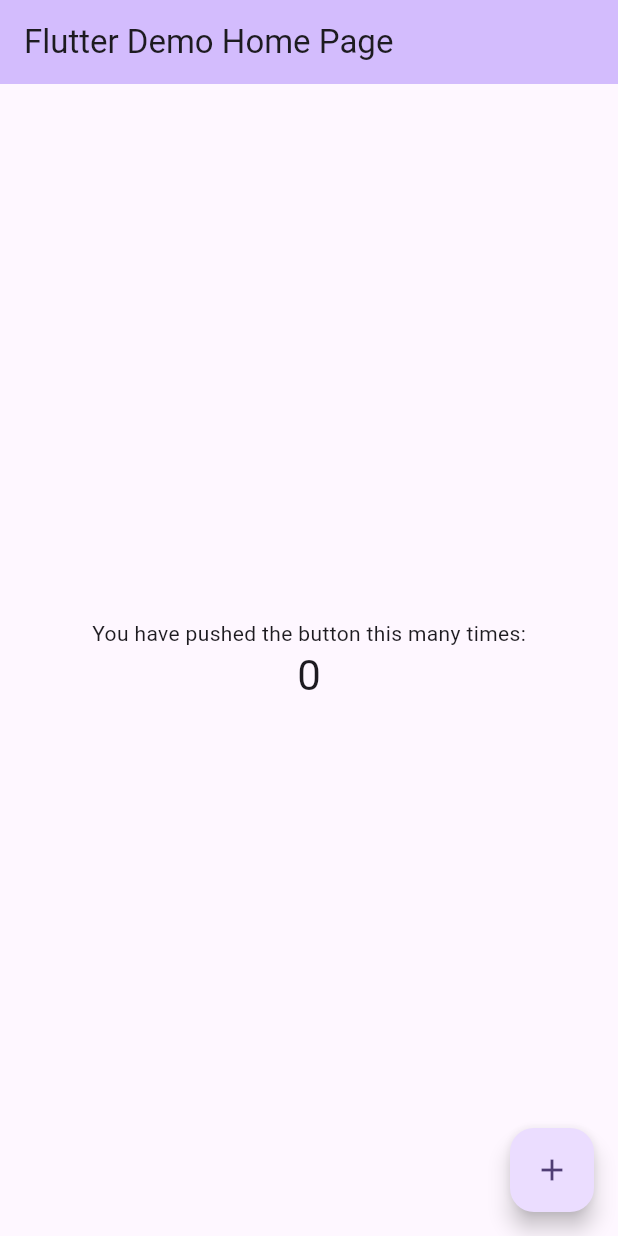
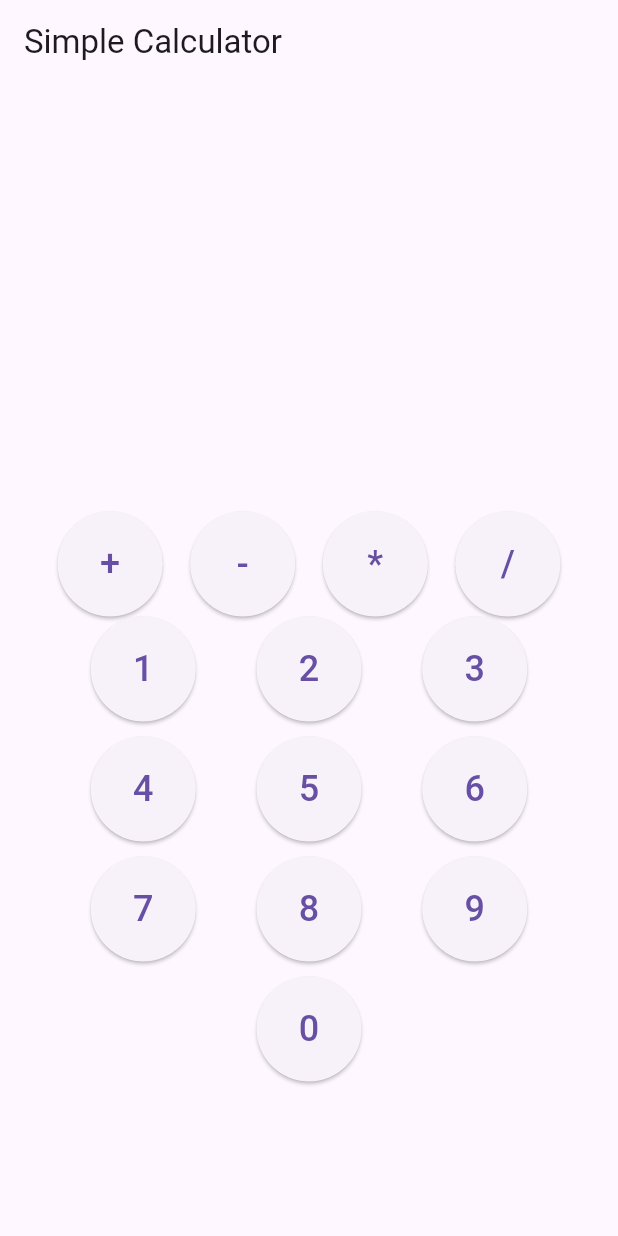
Before and after one commit to IvanJunyu/HW2, a Flutter app: the screen it shows after launch, on a phone screen of 412 x 824 dp. Run offline on Flutter 3.47's test engine with Material 3 defaults, Android fonts, the phone set to English and light mode, and no system bars.

Commit message:
finish hw

```diff
--- a/calculator/lib/main.dart
+++ b/calculator/lib/main.dart
@@ -1,125 +1,193 @@
 import 'package:flutter/material.dart';
 
 void main() {
-  runApp(const MyApp());
+  runApp(const CalculatorApp());
 }
 
-class MyApp extends StatelessWidget {
-  const MyApp({super.key});
+class CalculatorApp extends StatelessWidget {
+  const CalculatorApp({super.key});
 
-  // This widget is the root of your application.
   @override
   Widget build(BuildContext context) {
     return MaterialApp(
-      title: 'Flutter Demo',
+      title: 'Simple Calculator',
       theme: ThemeData(
-        // This is the theme of your application.
-        //
-        // TRY THIS: Try running your application with "flutter run". You'll see
-        // the application has a purple toolbar. Then, without quitting the app,
-        // try changing the seedColor in the colorScheme below to Colors.green
-        // and then invoke "hot reload" (save your changes or press the "hot
-        // reload" button in a Flutter-supported IDE, or press "r" if you used
-        // the command line to start the app).
-        //
-        // Notice that the counter didn't reset back to zero; the application
-        // state is not lost during the reload. To reset the state, use hot
-        // restart instead.
-        //
-        // This works for code too, not just values: Most code changes can be
-        // tested with just a hot reload.
-        colorScheme: ColorScheme.fromSeed(seedColor: Colors.deepPurple),
         useMaterial3: true,
       ),
-      home: const MyHomePage(title: 'Flutter Demo Home Page'),
+      home: const CalculatorPage(),
     );
   }
 }
 
-class MyHomePage extends StatefulWidget {
-  const MyHomePage({super.key, required this.title});
-
-  // This widget is the home page of your application. It is stateful, meaning
-  // that it has a State object (defined below) that contains fields that affect
-  // how it looks.
-
-  // This class is the configuration for the state. It holds the values (in this
-  // case the title) provided by the parent (in this case the App widget) and
-  // used by the build method of the State. Fields in a Widget subclass are
-  // always marked "final".
-
-  final String title;
+class CalculatorPage extends StatefulWidget {
+  const CalculatorPage({super.key});
 
   @override
-  State<MyHomePage> createState() => _MyHomePageState();
+  State<CalculatorPage> createState() => _CalculatorPageState();
 }
 
-class _MyHomePageState extends State<MyHomePage> {
-  int _counter = 0;
+class _CalculatorPageState extends State<CalculatorPage> {
+  String input = '';
+  String result = '';
+  String operator = '';
+  double? firstNumber;
+  double? secondNumber;
+  String equation = '';
 
-  void _incrementCounter() {
+  void onNumberPress(String number) {
     setState(() {
-      // This call to setState tells the Flutter framework that something has
-      // changed in this State, which causes it to rerun the build method below
-      // so that the display can reflect the updated values. If we changed
-      // _counter without calling setState(), then the build method would not be
-      // called again, and so nothing would appear to happen.
-      _counter++;
+      if (result.isNotEmpty && firstNumber == null) {
+        result = '';
+        equation = '';
+      }
+      input += number;
+      if (operator.isEmpty) {
+        equation = input;
+      } else {
+        equation = '$firstNumber $operator $input';
+      }
     });
+
+    if (operator.isNotEmpty && firstNumber != null) {
+      secondNumber = double.tryParse(input);
+      calculateResult();
+    }
+  }
+
+  void onOperatorPress(String op) {
+    if (input.isNotEmpty && firstNumber == null) {
+      firstNumber = double.tryParse(input);
+      operator = op;
+      setState(() {
+        input = '';
+        equation = '$firstNumber $operator';
+      });
+    }
+  }
+
+  void calculateResult() {
+    if (secondNumber != null && firstNumber != null && operator.isNotEmpty) {
+      double? calcResult;
+      switch (operator) {
+        case '+':
+          calcResult = firstNumber! + secondNumber!;
+          result = calcResult.toString();
+          break;
+        case '-':
+          calcResult = firstNumber! - secondNumber!;
+          result = calcResult.toString();
+          break;
+        case '*':
+          calcResult = firstNumber! * secondNumber!;
+          result = calcResult.toString();
+          break;
+        case '/':
+          if (secondNumber != 0) {
+            calcResult = firstNumber! / secondNumber!;
+            result = calcResult.toString();
+          } else {
+            result = 'Error';
+          }
+          break;
+      }
+
+      setState(() {
+        input = '';
+        firstNumber = null;
+        operator = '';
+      });
+    }
+  }
+
+  Widget buildButton(String text, {Function()? onPressed}) {
+    return SizedBox(
+      width: 70,
+      height: 70,
+      child: ElevatedButton(
+        onPressed: onPressed,
+        child: Text(text, style: const TextStyle(fontSize: 24)),
+      ),
+    );
   }
 
   @override
   Widget build(BuildContext context) {
-    // This method is rerun every time setState is called, for instance as done
-    // by the _incrementCounter method above.
-    //
-    // The Flutter framework has been optimized to make rerunning build methods
-    // fast, so that you can just rebuild anything that needs updating rather
-    // than having to individually change instances of widgets.
     return Scaffold(
       appBar: AppBar(
-        // TRY THIS: Try changing the color here to a specific color (to
-        // Colors.amber, perhaps?) and trigger a hot reload to see the AppBar
-        // change color while the other colors stay the same.
-        backgroundColor: Theme.of(context).colorScheme.inversePrimary,
-        // Here we take the value from the MyHomePage object that was created by
-        // the App.build method, and use it to set our appbar title.
-        title: Text(widget.title),
+        title: const Text('Simple Calculator'),
       ),
-      body: Center(
-        // Center is a layout widget. It takes a single child and positions it
-        // in the middle of the parent.
-        child: Column(
-          // Column is also a layout widget. It takes a list of children and
-          // arranges them vertically. By default, it sizes itself to fit its
-          // children horizontally, and tries to be as tall as its parent.
-          //
-          // Column has various properties to control how it sizes itself and
-          // how it positions its children. Here we use mainAxisAlignment to
-          // center the children vertically; the main axis here is the vertical
-          // axis because Columns are vertical (the cross axis would be
-          // horizontal).
-          //
-          // TRY THIS: Invoke "debug painting" (choose the "Toggle Debug Paint"
-          // action in the IDE, or press "p" in the console), to see the
-          // wireframe for each widget.
-          mainAxisAlignment: MainAxisAlignment.center,
-          children: <Widget>[
-            const Text(
-              'You have pushed the button this many times:',
+      body: Column(
+        mainAxisAlignment: MainAxisAlignment.center,
+        children: [
+          Container(
+            padding: const EdgeInsets.all(20),
+            alignment: Alignment.centerRight,
+            child: Text(
+              equation,
+              style: const TextStyle(fontSize: 28, fontWeight: FontWeight.bold),
             ),
-            Text(
-              '$_counter',
-              style: Theme.of(context).textTheme.headlineMedium,
+          ),
+          Container(
+            padding: const EdgeInsets.all(20),
+            alignment: Alignment.centerRight,
+            child: Text(
+              result,
+              style: const TextStyle(fontSize: 36, fontWeight: FontWeight.bold),
             ),
-          ],
-        ),
+          ),
+          const SizedBox(height: 20),
+          Padding(
+            padding: const EdgeInsets.symmetric(horizontal: 20.0),
+            child: Column(
+              children: [
+                Row(
+                  mainAxisAlignment: MainAxisAlignment.spaceEvenly,
+                  children: [
+                    buildButton('+', onPressed: () => onOperatorPress('+')),
+                    buildButton('-', onPressed: () => onOperatorPress('-')),
+                    buildButton('*', onPressed: () => onOperatorPress('*')),
+                    buildButton('/', onPressed: () => onOperatorPress('/')),
+                  ],
+                ),
+                Row(
+                  mainAxisAlignment: MainAxisAlignment.spaceEvenly,
+                  children: [
+                    buildButton('1', onPressed: () => onNumberPress('1')),
+                    buildButton('2', onPressed: () => onNumberPress('2')),
+                    buildButton('3', onPressed: () => onNumberPress('3')),
+                  ],
+                ),
+                const SizedBox(height: 10),
+                Row(
+                  mainAxisAlignment: MainAxisAlignment.spaceEvenly,
+                  children: [
+                    buildButton('4', onPressed: () => onNumberPress('4')),
+                    buildButton('5', onPressed: () => onNumberPress('5')),
+                    buildButton('6', onPressed: () => onNumberPress('6')),
+                  ],
+                ),
+                const SizedBox(height: 10),
+                Row(
+                  mainAxisAlignment: MainAxisAlignment.spaceEvenly,
+                  children: [
+                    buildButton('7', onPressed: () => onNumberPress('7')),
+                    buildButton('8', onPressed: () => onNumberPress('8')),
+                    buildButton('9', onPressed: () => onNumberPress('9')),
+                  ],
+                ),
+                const SizedBox(height: 10),
+                Row(
+                  mainAxisAlignment: MainAxisAlignment.spaceEvenly,
+                  children: [
+                    buildButton('0', onPressed: () => onNumberPress('0')),
+                  ],
+                ),
+                const SizedBox(height: 10),
+              ],
+            ),
+          ),
+        ],
       ),
-      floatingActionButton: FloatingActionButton(
-        onPressed: _incrementCounter,
-        tooltip: 'Increment',
-        child: const Icon(Icons.add),
-      ), // This trailing comma makes auto-formatting nicer for build methods.
     );
   }
 }
```
